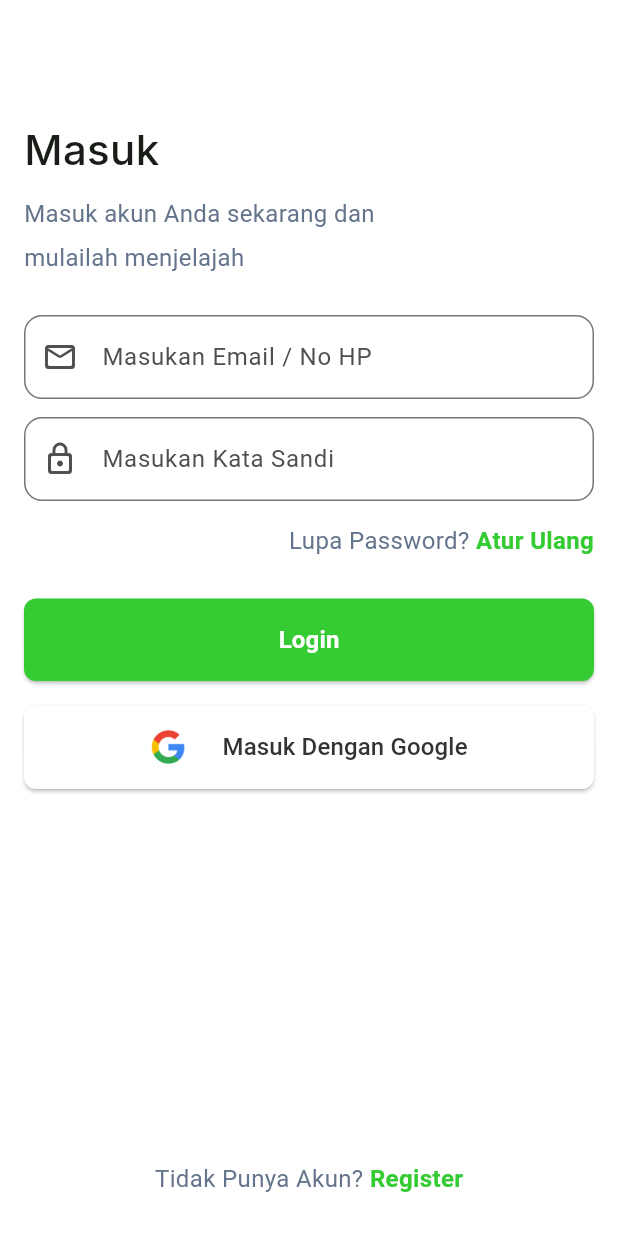
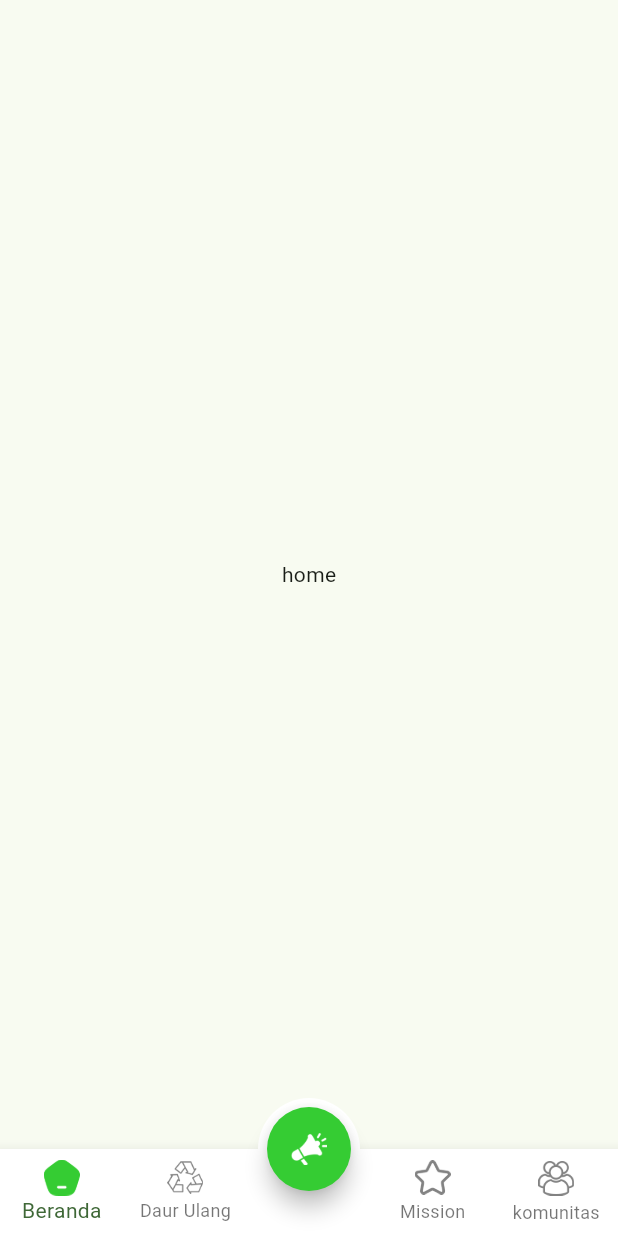
Before and after one commit to RecyThing/RecyThing-Mobile, a Flutter app: the screen it shows after launch, after a tap on "Login", on a phone screen of 412 x 824 dp. Run offline on Flutter 3.47's test engine with Material 2 defaults, Android fonts, the phone set to English and light mode, and no system bars; our stand-ins replace google_fonts.

Commit message:
slicing ui navbar

```diff
--- a/recything_mobile/lib/main.dart
+++ b/recything_mobile/lib/main.dart
@@ -1,5 +1,6 @@
 import 'package:flutter/material.dart';
 import 'package:recything_mobile/constants/pallete.dart';
+import 'package:recything_mobile/screens/dashboard.dart';
 import 'package:recything_mobile/screens/login/login_screen.dart';
 
 void main() {
@@ -18,7 +19,11 @@ class MyApp extends StatelessWidget {
         colorScheme: ColorScheme.fromSeed(seedColor: Pallete.main),
         useMaterial3: true,
       ),
-      home: const LoginScreen(),
+      initialRoute: '/login',
+      routes: {
+        '/login': (context) => const LoginScreen(),
+        '/dashboard': (context) => const Dasboard()
+      },
     );
   }
 }
--- /dev/null
+++ b/recything_mobile/lib/screens/dashboard.dart
@@ -0,0 +1,105 @@
+import 'package:flutter/material.dart';
+import 'package:recything_mobile/constants/pallete.dart';
+
+class Dasboard extends StatefulWidget {
+  const Dasboard({super.key});
+
+  @override
+  State<Dasboard> createState() => _DasboardState();
+}
+
+class _DasboardState extends State<Dasboard> {
+  int currenIndex = 0;
+  List bodyScreen = [
+    const Center(child: Text("home")),
+    const Center(child: Text("daur ulang")),
+    const Center(child: Text("report")),
+    const Center(child: Text("mission")),
+    const Center(child: Text("komunitas")),
+  ];
+  @override
+  Widget build(BuildContext context) {
+    return Scaffold(
+      body: bodyScreen[currenIndex],
+      floatingActionButtonLocation: FloatingActionButtonLocation.centerDocked,
+      floatingActionButton: Container(
+        decoration: const BoxDecoration(
+            color: Pallete.textMainButton, shape: BoxShape.circle),
+        padding: const EdgeInsets.all(6),
+        child: FloatingActionButton(
+          backgroundColor: Pallete.main,
+          shape: const RoundedRectangleBorder(
+              borderRadius: BorderRadius.all(Radius.circular(100))),
+          onPressed: () {
+            setState(() {
+              currenIndex = 2;
+            });
+          },
+          child: Image.asset(
+            "assets/icons/report.png",
+            width: 24,
+          ),
+        ),
+      ),
+      bottomNavigationBar: BottomNavigationBar(
+          backgroundColor: Pallete.textMainButton,
+          type: BottomNavigationBarType.fixed,
+          selectedLabelStyle: const TextStyle(
+            color: Pallete.main, // Warna teks label saat terpilih
+          ),
+          unselectedLabelStyle: const TextStyle(
+            color: Pallete.dark3, // Warna teks label saat tidak terpilih
+          ),
+          onTap: (value) {
+            setState(() {
+              currenIndex = value;
+            });
+          },
+          items: [
+            BottomNavigationBarItem(
+              icon: Image.asset(
+                currenIndex == 0
+                    ? "assets/icons/bold_beranda.png"
+                    : "assets/icons/home.png",
+                width: 24,
+                // color: currenIndex == 0 ? Pallete.main : Pallete.dark3,
+              ),
+              label: "Beranda",
+            ),
+            BottomNavigationBarItem(
+              icon: Image.asset(
+                currenIndex == 1
+                    ? "assets/icons/bold_daur_ulang.png"
+                    : "assets/icons/daur_ulang.png",
+                width: 24,
+                //  color: currenIndex == 1 ? Pallete.main : Pallete.dark3,
+              ),
+              label: "Daur Ulang",
+            ),
+            const BottomNavigationBarItem(
+              icon: SizedBox(),
+              label: "",
+            ),
+            BottomNavigationBarItem(
+              icon: Image.asset(
+                currenIndex == 3
+                    ? "assets/icons/bold_mission.png"
+                    : "assets/icons/mission.png",
+                width: 24,
+                //   color: currenIndex == 2 ? Pallete.main : Pallete.dark3,
+              ),
+              label: "Mission",
+            ),
+            BottomNavigationBarItem(
+              icon: Image.asset(
+                currenIndex == 4
+                    ? "assets/icons/bold_komunitas.png"
+                    : "assets/icons/komunitas.png",
+                width: 24,
+              ),
+              label: "komunitas",
+            ),
+          ]),
+    );
+  }
+}
--- a/recything_mobile/lib/screens/login/login_screen.dart
+++ b/recything_mobile/lib/screens/login/login_screen.dart
@@ -67,7 +67,9 @@ class LoginScreen extends StatelessWidget {
                   Expanded(
                       child: MainButton(
                     text: "Login",
-                    onPressed: () {},
+                    onPressed: () {
+                      Navigator.pushNamed(context, '/dashboard');
+                    },
                   )),
                 ],
               ),
```
Also changed, not shown: recything_mobile/assets/icons/bold_beranda.png (added), recything_mobile/assets/icons/bold_daur_ulang.png (added), recything_mobile/assets/icons/bold_komunitas.png (added), recything_mobile/assets/icons/bold_mission.png (added).
